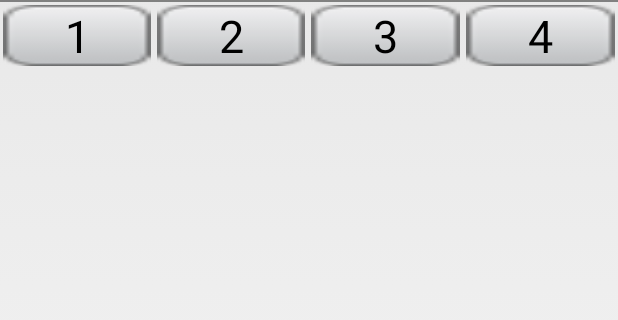
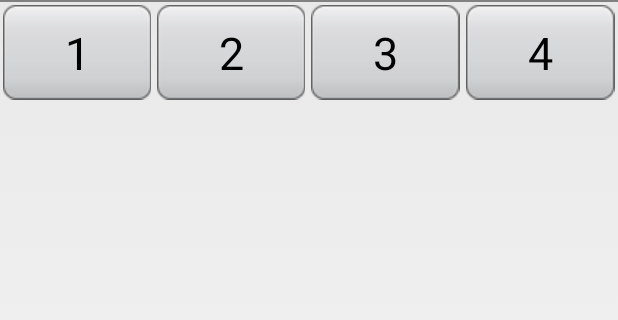
Before and after one commit to MiguelRJ/DEINT, an Android app: the screen it shows after launch (NinePatch), on a phone screen of 412 x 824 dp, the part 36-356 px from its top. Run offline under Robolectric (Android 15) with nearby library versions, the phone set to English and light mode, and no system bars.

Commit message:
NinePatch imagenes over

```diff
--- a/NinePatch/app/build.gradle
+++ b/NinePatch/app/build.gradle
@@ -2,7 +2,7 @@ apply plugin: 'com.android.application'
 
 android {
     compileSdkVersion 18
-    buildToolsVersion "25.0.1"
+    buildToolsVersion '26.0.2'
 
     defaultConfig {
         applicationId "com.tema5.ninepatch"
--- a/NinePatch/app/src/main/res/drawable/fondo_boton_nopatch.xml
+++ b/NinePatch/app/src/main/res/drawable/fondo_boton_nopatch.xml
@@ -2,7 +2,7 @@
 <selector xmlns:android="http://schemas.android.com/apk/res/android"
     android:constantSize="true"
     android:variablePadding="false">
-    <item android:state_pressed="true" android:drawable="@drawable/button_over_nopatch"></item>
-    <item android:state_focused="true" android:drawable="@drawable/button_over_nopatch"></item>
-    <item android:drawable="@drawable/button_no_patch" />
+    <item android:state_pressed="true" android:drawable="@drawable/button_over_patch"></item>
+    <item android:state_focused="true" android:drawable="@drawable/button_over_patch"></item>
+    <item android:drawable="@drawable/button_patch" />
 </selector>
--- a/NinePatch/build.gradle
+++ b/NinePatch/build.gradle
@@ -2,6 +2,7 @@
 buildscript {
     repositories {
         jcenter()
+        google()
     }
     dependencies {
         classpath 'com.android.tools.build:gradle:3.0.1'
@@ -11,5 +12,6 @@ buildscript {
 allprojects {
     repositories {
         jcenter()
+        google()
     }
 }
```
Also changed, not shown: NinePatch/app/src/main/res/drawable-mdpi/button_patch.9.png (added), NinePatch/app/src/main/res/drawable-xhdpi/button_over_patch.9.png (added).
